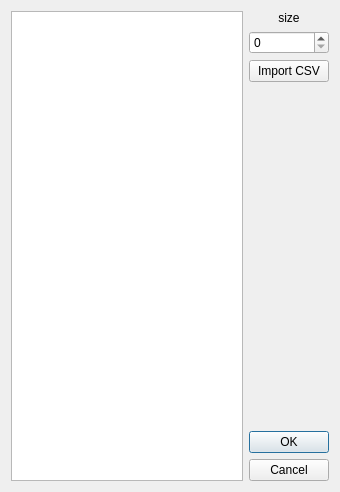
Old version of the form valuelistdialog.ui in the repository SpineML/SpineCreator.
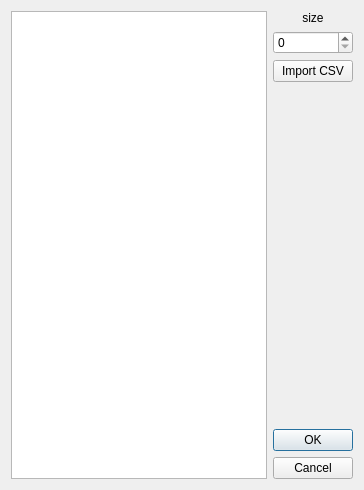
New version of the form.

Patch:
```diff
--- a/valuelistdialog.ui
+++ b/valuelistdialog.ui
@@ -5,16 +5,8 @@
   <property name="windowModality">
    <enum>Qt::ApplicationModal</enum>
   </property>
-  <property name="geometry">
-   <rect>
-    <x>0</x>
-    <y>0</y>
-    <width>340</width>
-    <height>492</height>
-   </rect>
-  </property>
   <property name="sizePolicy">
-   <sizepolicy hsizetype="Fixed" vsizetype="Expanding">
+   <sizepolicy hsizetype="Expanding" vsizetype="Expanding">
     <horstretch>0</horstretch>
     <verstretch>0</verstretch>
    </sizepolicy>
@@ -25,12 +17,6 @@
     <height>490</height>
    </size>
   </property>
-  <property name="maximumSize">
-   <size>
-    <width>340</width>
-    <height>16777215</height>
-   </size>
-  </property>
   <property name="windowTitle">
    <string>Edit values</string>
   </property>
```
Left out of the diff: 32 changed lines with no effect on the pictures.
